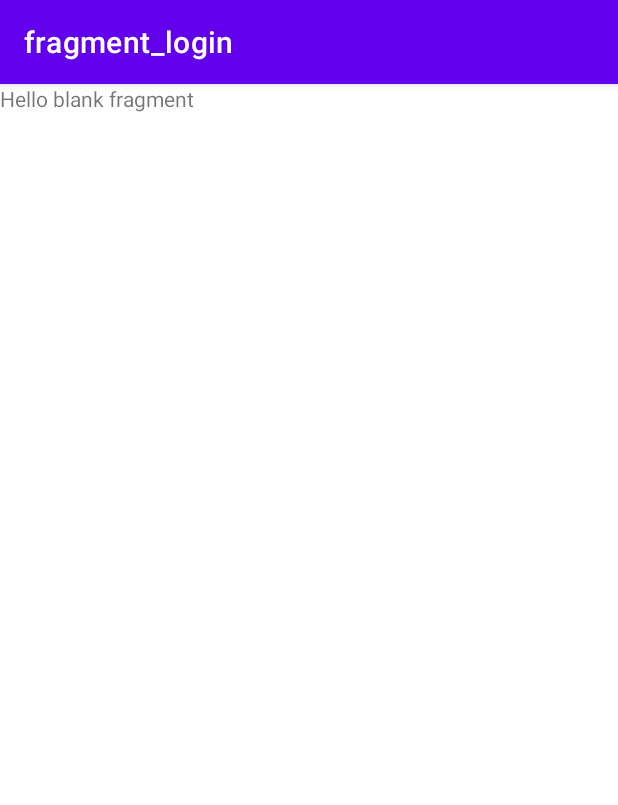
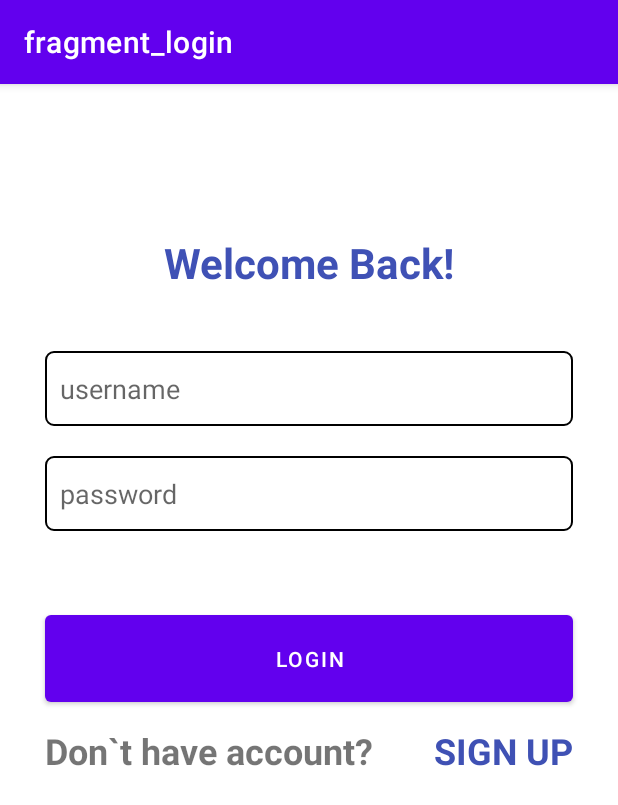
Before and after one commit to sagi21333/AndroidFinalProject, an Android app: the screen it shows after launch (MainActivity), on a phone screen of 412 x 824 dp. Shown: the top 805 px of the screen. Run offline under Robolectric (Android 15) with nearby library versions, the phone set to English and light mode, and no system bars; our stand-ins replace navigation-ui.

Commit message:
added login UI

```diff
--- /dev/null
+++ b/app/src/main/res/drawable-v24/edittext_rounded.xml
@@ -0,0 +1,17 @@
+<?xml version="1.0" encoding="utf-8"?>
+<selector xmlns:android="http://schemas.android.com/apk/res/android">
+    <item>
+        <shape android:shape="rectangle">
+            <solid android:color="@android:color/transparent"/>
+            <stroke android:width="1dp" android:color="@color/black"/>
+            <corners android:radius="5dp"/>
+            <!-- You can create different radius for different corners -->
+            <!--corners
+                android:topLeftRadius="5dp"
+                android:topRightRadius="5dp"
+                android:bottomLeftRadius="5dp"
+                android:bottomRightRadius="5dp"
+                /-->
+        </shape>
+    </item>
+</selector>
--- a/app/src/main/res/layout/fragment_login.xml
+++ b/app/src/main/res/layout/fragment_login.xml
@@ -1,14 +1,95 @@
 <?xml version="1.0" encoding="utf-8"?>
-<FrameLayout xmlns:android="http://schemas.android.com/apk/res/android"
+<androidx.constraintlayout.widget.ConstraintLayout xmlns:android="http://schemas.android.com/apk/res/android"
+    xmlns:app="http://schemas.android.com/apk/res-auto"
     xmlns:tools="http://schemas.android.com/tools"
     android:layout_width="match_parent"
     android:layout_height="match_parent"
     tools:context=".loginFragment">
 
     <!-- TODO: Update blank fragment layout -->
+
     <TextView
-        android:layout_width="match_parent"
-        android:layout_height="match_parent"
-        android:text="@string/hello_blank_fragment" />
+        android:id="@+id/login_head_txtview"
+        android:layout_width="wrap_content"
+        android:layout_height="0dp"
+        android:layout_marginTop="100dp"
+        android:text="@string/login_header"
+        android:textColor="#3F51B5"
+        android:textSize="28sp"
+        android:textStyle="bold"
+        app:layout_constraintEnd_toEndOf="parent"
+        app:layout_constraintStart_toStartOf="parent"
+        app:layout_constraintTop_toTopOf="parent" />
 
-</FrameLayout>
+    <EditText
+        android:id="@+id/login_username_edittxt"
+        android:layout_width="0dp"
+        android:layout_height="50dp"
+        android:layout_marginStart="30dp"
+        android:layout_marginTop="40dp"
+        android:layout_marginEnd="30dp"
+        android:background="@drawable/edittext_rounded"
+        android:ems="10"
+        android:hint="username"
+        android:inputType="textPersonName"
+        android:paddingStart="10dp"
+        android:paddingEnd="10dp"
+        app:layout_constraintEnd_toEndOf="parent"
+        app:layout_constraintStart_toStartOf="parent"
+        app:layout_constraintTop_toBottomOf="@+id/login_head_txtview" />
+
+    <EditText
+        android:id="@+id/login_password_edittxt"
+        android:layout_width="0dp"
+        android:layout_height="50dp"
+        android:layout_marginStart="30dp"
+        android:layout_marginTop="20dp"
+        android:layout_marginEnd="30dp"
+        android:background="@drawable/edittext_rounded"
+        android:ems="10"
+        android:hint="password"
+        android:inputType="textPassword"
+        android:paddingStart="10dp"
+        app:layout_constraintEnd_toEndOf="parent"
+        app:layout_constraintStart_toStartOf="parent"
+        app:layout_constraintTop_toBottomOf="@+id/login_username_edittxt" />
+
+    <Button
+        android:id="@+id/login_login_btn"
+        android:layout_width="0dp"
+        android:layout_height="70dp"
+        android:layout_marginStart="30dp"
+        android:layout_marginTop="50dp"
+        android:layout_marginEnd="30dp"
+        android:text="LOGIN"
+        app:layout_constraintEnd_toEndOf="parent"
+        app:layout_constraintHorizontal_bias="0.589"
+        app:layout_constraintStart_toStartOf="parent"
+        app:layout_constraintTop_toBottomOf="@+id/login_password_edittxt" />
+
+    <TextView
+        android:id="@+id/login_dha_txtview"
+        android:layout_width="wrap_content"
+        android:layout_height="wrap_content"
+        android:layout_marginStart="30dp"
+        android:layout_marginTop="10dp"
+        android:text="Don`t have account?"
+        android:textSize="24sp"
+        android:textStyle="bold"
+        app:layout_constraintStart_toStartOf="parent"
+        app:layout_constraintTop_toBottomOf="@+id/login_login_btn" />
+
+    <TextView
+        android:id="@+id/login_signup_txtview"
+        android:layout_width="0dp"
+        android:layout_height="wrap_content"
+        android:layout_marginTop="10dp"
+        android:layout_marginEnd="30dp"
+        android:text="SIGN UP"
+        android:textColor="#3F51B4"
+        android:textSize="24sp"
+        android:textStyle="bold"
+        app:layout_constraintEnd_toEndOf="parent"
+        app:layout_constraintTop_toBottomOf="@+id/login_login_btn" />
+
+</androidx.constraintlayout.widget.ConstraintLayout>
--- a/app/src/main/res/values/strings.xml
+++ b/app/src/main/res/values/strings.xml
@@ -2,4 +2,5 @@
     <string name="app_name">AndroidFinalProject</string>
     <!-- TODO: Remove or change this placeholder text -->
     <string name="hello_blank_fragment">Hello blank fragment</string>
+    <string name="login_header">Welcome Back!</string>
 </resources>
```
